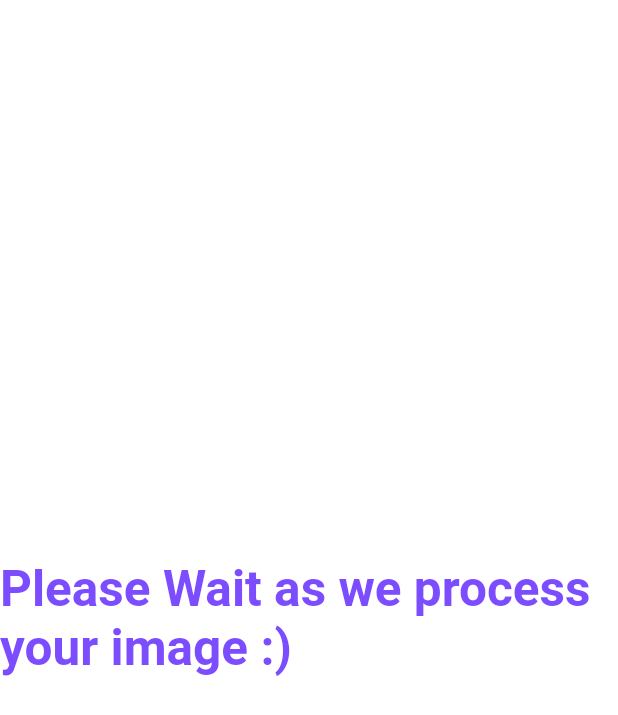
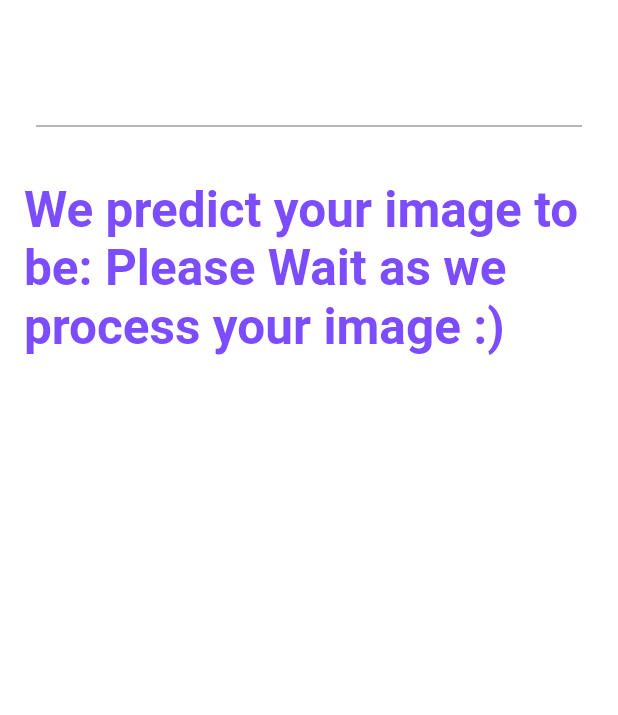
Before and after one commit to coddiw0mple/dog_breed_detector_app, a Flutter app: the DisplayPictureScreen screen opened directly with empty values, on a phone screen of 412 x 824 dp. Shown: the top 715 px of the screen. Run offline on Flutter 3.47's test engine with Material 2 defaults, Android fonts, the phone set to English and light mode, and no system bars; our stand-ins replace camera, firebase_auth, firebase_core, google_fonts; missing offline and left inert: pytorch_mobile; accounts and stored records are empty; statements that could not run were skipped.

Commit message:
Release 0.0.0

```diff
--- a/lib/camera.dart
+++ b/lib/camera.dart
@@ -2,6 +2,7 @@ import 'package:flutter/material.dart';
 import 'dart:async';
 import 'dart:io';
 import 'package:camera/camera.dart';
+import 'package:flutter/rendering.dart';
 import 'package:pytorch_mobile/model.dart';
 import 'package:pytorch_mobile/pytorch_mobile.dart';
 
@@ -120,7 +121,7 @@ class _DisplayPictureScreenState extends State<DisplayPictureScreen> {
 
   var body = SafeArea(
     child: Scaffold(
-        body: PleaseWait()
+        body: Prediction(prediction: "Please Wait as we process your image :)", img: "",)
     ),
   );
 
@@ -136,7 +137,7 @@ class _DisplayPictureScreenState extends State<DisplayPictureScreen> {
     setState(() {
       body = SafeArea(
         child: Scaffold(
-            body: Prediction(prediction: prediction)
+            body: Prediction(prediction: prediction, img: widget.imagePath)
         ),
       );
     });
@@ -151,21 +152,77 @@ class _DisplayPictureScreenState extends State<DisplayPictureScreen> {
 
 class Prediction extends StatelessWidget {
   var prediction;
+  var img;
+  var desc;
 
-  Prediction({Key? key, required this.prediction}) : super(key: key) {
+  Prediction({Key? key, required this.prediction, required this.img}) : super(key: key) {
     prediction = prediction;
+    if (prediction == "nevus") {
+      img = Image.file(File(img));
+      desc = const Text(
+        "A nevus is a benign (not cancer) growth on the skin that is formed by a cluster of melanocytes (cells that make a substance called melanin, which gives color to skin and eyes). A nevus is usually dark and may be raised from the skin. Also called mole.",
+        style: TextStyle(
+          fontSize: 18,
+          color: Colors.deepPurpleAccent,
+        ),
+        textAlign: TextAlign.center,
+      );
+    } else if (prediction == "melanoma") {
+      img = Image.file(File(img));
+      desc = const Text(
+        "A melanoma is a form of cancer that begins in melanocytes (cells that make the pigment melanin). It may begin in a mole (skin melanoma), but can also begin in other pigmented tissues, such as in the eye or in the intestines.\nWe recommend approaching a dermatologist",
+        style: TextStyle(
+          fontSize: 18,
+          color: Colors.deepPurpleAccent,
+        ),
+        textAlign: TextAlign.center,
+      );
+    } else if (prediction == "seborrheic keratosis") {
+      img = Image.file(File(img));
+      desc = const Text(
+        "Seborrheic keratosis is a condition that causes wart-like growths on the skin. The growths are noncancerous (benign).",
+        style: TextStyle(
+          fontSize: 18,
+          color: Colors.deepPurpleAccent,
+        ),
+        textAlign: TextAlign.center,
+      );
+    } else {
+      img = Container();
+      desc = Container();
+    }
   }
 
   @override
   Widget build(BuildContext context) {
     return Scaffold(
-      body: Center(
-        child: Text(
-          prediction,
-          style: const TextStyle(
-            fontSize: 33,
-            color: Colors.deepPurpleAccent,
-            fontWeight: FontWeight.bold,
+      body: Padding(
+        padding: const EdgeInsets.all(16.0),
+        child: Center(
+          child: Column(
+            children: [
+              const Padding(padding: EdgeInsets.all(16)),
+              img,
+              const Padding(padding: EdgeInsets.all(16)),
+              const Divider(
+                height: 8,
+                thickness: 1,
+                indent: 8,
+                endIndent: 8,
+                color: Colors.grey,
+              ),
+              const Padding(padding: EdgeInsets.all(16)),
+              Text(
+                "We predict your image to be: " + prediction,
+                style: const TextStyle(
+                  fontSize: 33,
+                  color: Colors.deepPurpleAccent,
+                  fontWeight: FontWeight.bold,
+                ),
+              ),
+              const Padding(padding: EdgeInsets.all(8)),
+              desc,
+            ],
           ),
         ),
       ),
--- a/pubspec.yaml
+++ b/pubspec.yaml
@@ -64,8 +64,6 @@ flutter:
   # the material Icons class.
   uses-material-design: true
   assets:
-    - assets/codelab.png
-    - assets/dog.png
     - assets/models/traced_resnet_model.pt
     - assets/labels/labels.csv
   # To add assets to your application, add an assets section, like this:
```
Also changed, not shown: assets/codelab.png (deleted), assets/dog.png (deleted).
